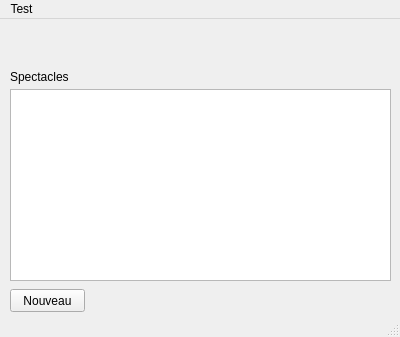
Qt form lightapp/ui/QDesigner/MainWindow.ui (raphigaziano/lightapp) before a commit.
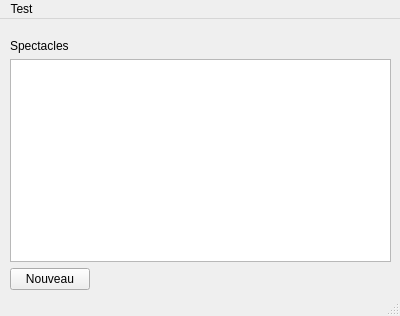
The same form after that commit.

Commit message: dynamic populating of tableView test

The edit to the form file:
```diff
--- a/lightapp/ui/QDesigner/MainWindow.ui
+++ b/lightapp/ui/QDesigner/MainWindow.ui
@@ -10,9 +10,15 @@
     <x>0</x>
     <y>0</y>
     <width>400</width>
-    <height>337</height>
+    <height>316</height>
    </rect>
   </property>
+  <property name="sizePolicy">
+   <sizepolicy hsizetype="Preferred" vsizetype="Preferred">
+    <horstretch>0</horstretch>
+    <verstretch>0</verstretch>
+   </sizepolicy>
+  </property>
   <property name="windowTitle">
    <string>LightApp</string>
   </property>
@@ -20,44 +26,62 @@
    <bool>false</bool>
   </property>
   <widget class="QWidget" name="centralwidget">
-   <widget class="QPushButton" name="btn_new">
+   <widget class="QWidget" name="formLayoutWidget">
     <property name="geometry">
      <rect>
       <x>10</x>
-      <y>270</y>
-      <width>75</width>
-      <height>23</height>
-     </rect>
-    </property>
-    <property name="text">
-     <string>Nouveau</string>
-    </property>
-   </widget>
-   <widget class="QLabel" name="label">
-    <property name="geometry">
-     <rect>
-      <x>10</x>
-      <y>50</y>
-      <width>61</width>
-      <height>16</height>
-     </rect>
-    </property>
-    <property name="text">
-     <string>Spectacles</string>
-    </property>
-   </widget>
-   <widget class="QTableWidget" name="tableWidget">
-    <property name="geometry">
-     <rect>
-      <x>10</x>
-      <y>70</y>
+      <y>20</y>
       <width>381</width>
-      <height>192</height>
+      <height>251</height>
      </rect>
     </property>
-    <property name="showGrid">
-     <bool>false</bool>
-    </property>
+    <layout class="QFormLayout" name="formLayout">
+     <property name="fieldGrowthPolicy">
+      <enum>QFormLayout::AllNonFixedFieldsGrow</enum>
+     </property>
+     <item row="0" column="0">
+      <widget class="QLabel" name="label">
+       <property name="text">
+        <string>Spectacles</string>
+       </property>
+      </widget>
+     </item>
+     <item row="2" column="0">
+      <widget class="QPushButton" name="btn_new">
+       <property name="text">
+        <string>Nouveau</string>
+       </property>
+      </widget>
+     </item>
+     <item row="1" column="0" colspan="2">
+      <widget class="QTableWidget" name="table_shows">
+       <property name="horizontalScrollBarPolicy">
+        <enum>Qt::ScrollBarAlwaysOff</enum>
+       </property>
+       <property name="selectionMode">
+        <enum>QAbstractItemView::SingleSelection</enum>
+       </property>
+       <property name="selectionBehavior">
+        <enum>QAbstractItemView::SelectRows</enum>
+       </property>
+       <property name="showGrid">
+        <bool>false</bool>
+       </property>
+       <property name="columnCount">
+        <number>3</number>
+       </property>
+       <attribute name="horizontalHeaderVisible">
+        <bool>false</bool>
+       </attribute>
+       <attribute name="verticalHeaderVisible">
+        <bool>false</bool>
+       </attribute>
+       <column/>
+       <column/>
+       <column/>
+      </widget>
+     </item>
+    </layout>
    </widget>
   </widget>
   <widget class="QMenuBar" name="menubar">
```
The commit also changes 2 other files.
